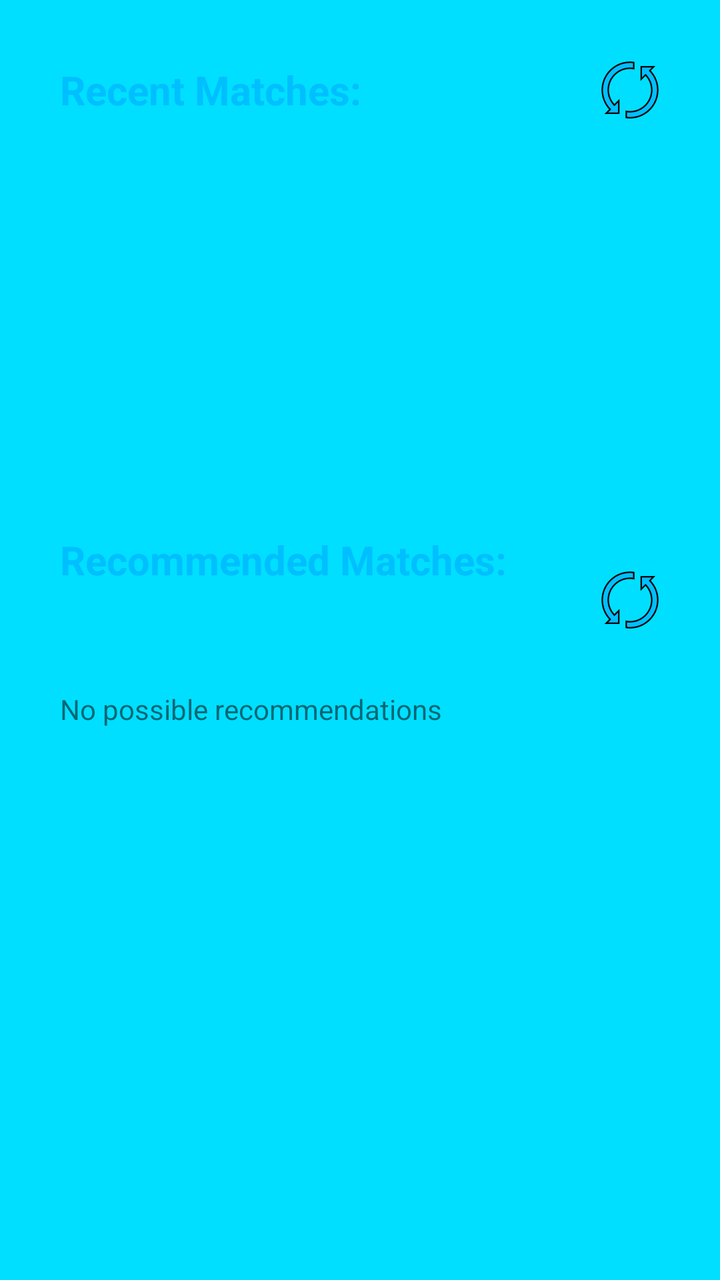
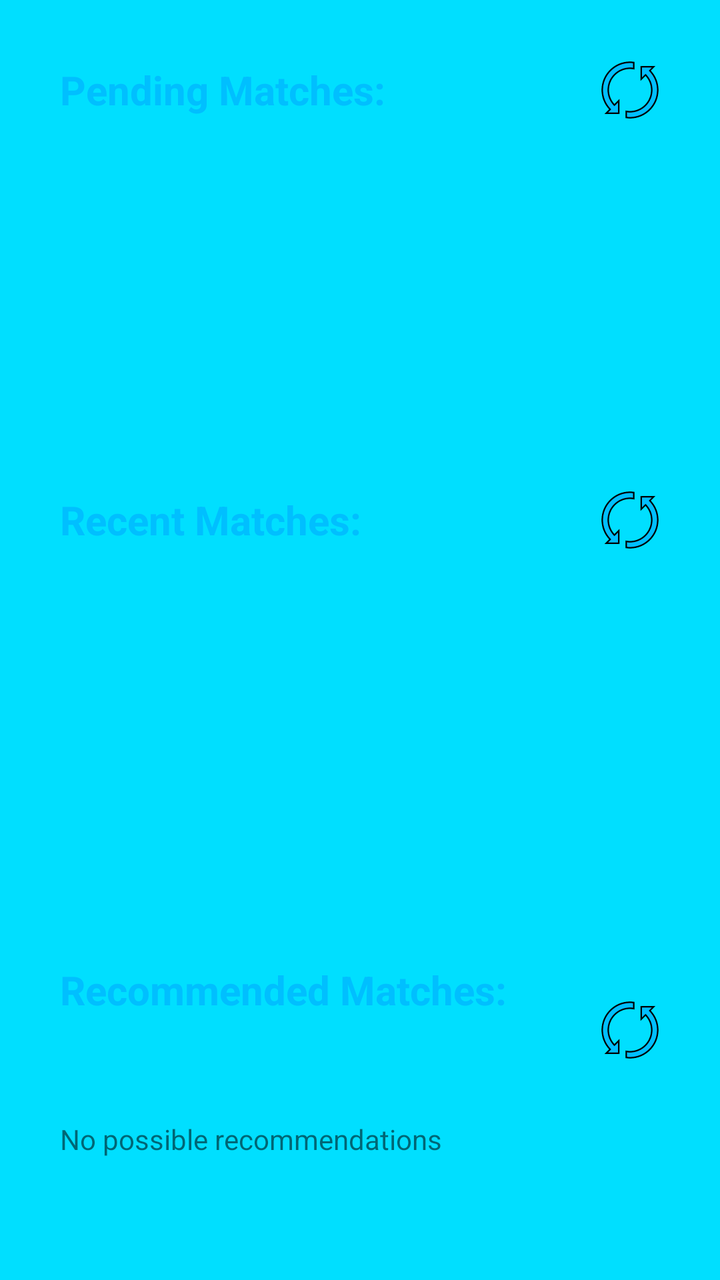

The first picture is an Android layout as it rendered before a commit; the second is the same layout after the commit. The layout source and the unified diff follow.
<!-- AndroidManifest.xml: application theme AppTheme -->
<!-- res/layout/fragment_home.xml -->
<?xml version="1.0" encoding="utf-8"?>
<ScrollView xmlns:android="http://schemas.android.com/apk/res/android"
    xmlns:tools="http://schemas.android.com/tools"
    android:layout_width="match_parent"
    android:layout_height="match_parent"
    android:background="@color/colorStatsActivity"
    tools:context=".statsFragments.HomeFragment">

    <LinearLayout
        android:layout_width="match_parent"
        android:layout_height="match_parent"
        android:orientation="vertical">

        <LinearLayout
            android:layout_width="match_parent"
            android:layout_height="wrap_content"
            android:layout_marginTop="30dp"
            android:layout_marginBottom="10dp"
            android:orientation="horizontal">

            <TextView
                android:id="@+id/recentMatchesHeader"
                android:layout_width="wrap_content"
                android:layout_height="wrap_content"
                android:layout_gravity="center"
                android:layout_marginStart="30dp"
                android:text="Recent Matches:"
                android:textColor="@color/colorPrimaryDark"
                android:textSize="20sp"
                android:textStyle="bold" />

            <View
                android:layout_width="0dp"
                android:layout_height="0dp"
                android:layout_weight="1" />

            <Button
                android:id="@+id/refreshRecentMatches"
                android:layout_width="30dp"
                android:layout_height="30dp"
                android:layout_gravity="center"
                android:layout_marginEnd="30dp"
                android:rotation="0"
                android:background="@drawable/reload_icon" />

        </LinearLayout>

        <ListView
            android:id="@+id/recentMatches"
            android:layout_width="match_parent"
            android:layout_height="115dp"
            android:layout_marginStart="10dp"
            android:layout_marginEnd="10dp"
            android:layout_marginTop="10dp"
            android:layout_marginBottom="50dp"
            android:layout_weight="1" />

        <TextView
            android:id="@+id/emptyRecentMatchesText"
            android:layout_width="wrap_content"
            android:layout_height="wrap_content"
            android:layout_marginStart="30dp"
            android:layout_marginTop="10dp"
            android:layout_marginBottom="100dp"
            android:text="Currently no recent matches"
            android:visibility="gone"/>

        <LinearLayout
            android:layout_width="match_parent"
            android:layout_height="wrap_content"

            android:orientation="horizontal">

            <TextView
                android:id="@+id/recommendedMatchesHeader"
                android:layout_width="wrap_content"
                android:layout_height="wrap_content"
                android:layout_gravity="center"
                android:layout_marginStart="30dp"
                android:text="Recommended Matches:"
                android:textColor="@color/colorPrimaryDark"
                android:textSize="20sp"
                android:textStyle="bold" />

            <View
                android:layout_width="0dp"
                android:layout_height="0dp"
                android:layout_weight="1" />

            <Button
                android:id="@+id/refreshRecommendedMatches"
                android:layout_width="30dp"
                android:layout_height="30dp"
                android:layout_marginTop="30dp"
                android:layout_marginBottom="10dp"
                android:layout_gravity="center"
                android:layout_marginEnd="30dp"
                android:background="@drawable/reload_icon" />
        </LinearLayout>

        <ListView
            android:id="@+id/recommendedMatches"
            android:layout_width="match_parent"
            android:layout_height="match_parent"
            android:layout_margin="10dp"
            android:layout_weight="1" />

        <TextView
            android:id="@+id/emptyRecommendedMatchesText"
            android:layout_width="wrap_content"
            android:layout_height="wrap_content"
            android:layout_marginStart="30dp"
            android:layout_marginTop="10dp"
            android:text="No possible recommendations"
            android:visibility="visible"/>

    </LinearLayout>
</ScrollView>
<!-- resources referenced by this layout -->
<resources>
  <color name="colorPrimaryDark">#00BFFF</color>
  <color name="colorStatsActivity">#00DFFF</color>
  <!-- drawable reload_icon (drawable) -->
  <vector xmlns:android="http://schemas.android.com/apk/res/android"
      android:width="200dp"
      android:height="200dp"
      android:viewportWidth="40"
      android:viewportHeight="40">
      <path android:fillColor="#00BFFF" android:pathData="M4.207,35.5l2.573-2.574l-0.328-0.353C3.259,29.143,1.5,24.677,1.5,20C1.5,9.799,9.799,1.5,20,1.5 c0.776,0,1.598,0.062,2.5,0.19v4.032C21.661,5.575,20.823,5.5,20,5.5C12.005,5.5,5.5,12.005,5.5,20 c0,3.578,1.337,7.023,3.765,9.701l0.353,0.389l2.883-2.883V35.5H4.207z"/>
      <path android:fillColor="#000000" android:pathData="M20,2c0.627,0,1.287,0.042,2,0.129v3.009C21.33,5.046,20.661,5,20,5C11.729,5,5,11.729,5,20 c0,3.702,1.383,7.267,3.894,10.037l0.705,0.778l0.743-0.743L12,28.414V35H5.414l1.379-1.379l0.682-0.682l-0.657-0.706 C3.711,28.895,2,24.551,2,20C2,10.075,10.075,2,20,2 M20,1C9.507,1,1,9.507,1,20c0,4.994,1.934,9.527,5.086,12.914L3,36h10V26 l-3.365,3.365C7.387,26.885,6,23.612,6,20c0-7.732,6.268-14,14-14c1.031,0,2.033,0.119,3,0.33V1.259C22.02,1.104,21.023,1,20,1 L20,1z"/>
      <path android:fillColor="#00BFFF" android:pathData="M20,38.5c-0.776,0-1.598-0.062-2.5-0.19v-4.032c0.839,0.147,1.677,0.222,2.5,0.222 c7.995,0,14.5-6.505,14.5-14.5c0-3.583-1.336-7.03-3.761-9.706l-0.353-0.389L27.5,12.793V4.5h8.293l-2.581,2.582l0.328,0.354 C36.738,10.872,38.5,15.334,38.5,20C38.5,30.201,30.201,38.5,20,38.5z"/>
      <path android:fillColor="#000000" android:pathData="M34.586,5l-1.387,1.387l-0.682,0.682l0.657,0.706C36.286,11.119,38,15.461,38,20 c0,9.925-8.075,18-18,18c-0.627,0-1.287-0.042-2-0.129v-3.009C18.67,34.954,19.339,35,20,35c8.271,0,15-6.729,15-15 c0-3.708-1.381-7.274-3.89-10.041l-0.705-0.778l-0.743,0.743L28,11.586V5H34.586 M37,4H27v10l3.369-3.369 C32.618,13.111,34,16.388,34,20c0,7.732-6.268,14-14,14c-1.031,0-2.033-0.119-3-0.33v5.071C17.98,38.896,18.977,39,20,39 c10.493,0,19-8.507,19-19c0-4.993-1.942-9.519-5.094-12.906L37,4L37,4z"/>
      </vector>
  <style name="AppTheme" parent="Theme.AppCompat.Light.NoActionBar">
          
          <item name="colorPrimary">@color/colorPrimary</item>
          <item name="colorPrimaryDark">@color/colorPrimaryDark</item>
          <item name="colorAccent">@color/colorAccent</item>
      </style>
  <color name="colorPrimary">#6200EE</color>
  <color name="colorAccent">#03DAC5</color>
</resources>

<!-- the commit's change to res/layout/fragment_home.xml (unified diff, before → after) -->
@@ -8,13 +8,66 @@
 
     <LinearLayout
         android:layout_width="match_parent"
-        android:layout_height="match_parent"
+        android:layout_height="wrap_content"
         android:orientation="vertical">
 
         <LinearLayout
             android:layout_width="match_parent"
             android:layout_height="wrap_content"
             android:layout_marginTop="30dp"
+            android:layout_marginBottom="10dp"
+            android:orientation="horizontal">
+
+            <TextView
+                android:id="@+id/pendingMatchesHeader"
+                android:layout_width="wrap_content"
+                android:layout_height="wrap_content"
+                android:layout_gravity="center"
+                android:layout_marginStart="30dp"
+                android:text="Pending Matches:"
+                android:textColor="@color/colorPrimaryDark"
+                android:textSize="20sp"
+                android:textStyle="bold" />
+
+            <View
+                android:layout_width="0dp"
+                android:layout_height="0dp"
+                android:layout_weight="1" />
+
+            <Button
+                android:id="@+id/refreshPendingMatches"
+                android:layout_width="30dp"
+                android:layout_height="30dp"
+                android:layout_gravity="center"
+                android:layout_marginEnd="30dp"
+                android:rotation="0"
+                android:background="@drawable/reload_icon" />
+
+        </LinearLayout>
+
+        <ListView
+            android:id="@+id/pendingMatches"
+            android:layout_width="match_parent"
+            android:layout_height="115dp"
+            android:layout_marginStart="10dp"
+            android:layout_marginEnd="10dp"
+            android:layout_marginTop="10dp"
+            android:layout_marginBottom="50dp"
+            android:layout_weight="1" />
+
+        <TextView
+            android:id="@+id/emptyPendingMatchesText"
+            android:layout_width="wrap_content"
+            android:layout_height="wrap_content"
+            android:layout_marginStart="30dp"
+            android:layout_marginTop="10dp"
+            android:layout_marginBottom="100dp"
+            android:text="Currently no pending matches"
+            android:visibility="gone"/>
+
+        <LinearLayout
+            android:layout_width="match_parent"
+            android:layout_height="wrap_content"
             android:layout_marginBottom="10dp"
             android:orientation="horizontal">
 
@@ -68,7 +121,6 @@
         <LinearLayout
             android:layout_width="match_parent"
             android:layout_height="wrap_content"
-
             android:orientation="horizontal">
 
             <TextView
<!-- resource entries referenced after the edit -->
@@ -19,7 +19,7 @@
           <item name="colorPrimaryDark">@color/colorPrimaryDark</item>
           <item name="colorAccent">@color/colorAccent</item>
       </style>
-  <color name="colorPrimary">#6200EE</color>
+  <color name="colorPrimary">#2596be</color>
   <color name="colorAccent">#03DAC5</color>
 </resources>
 
